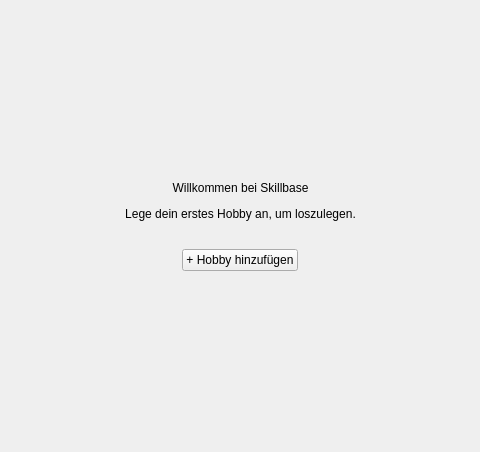
Old version of the form resources/mainwindow.ui in the repository ItsDylan255/Skillbase; both pictures show x 416 to 896 and y 154 to 606 of the 1110 by 782 pixel window.
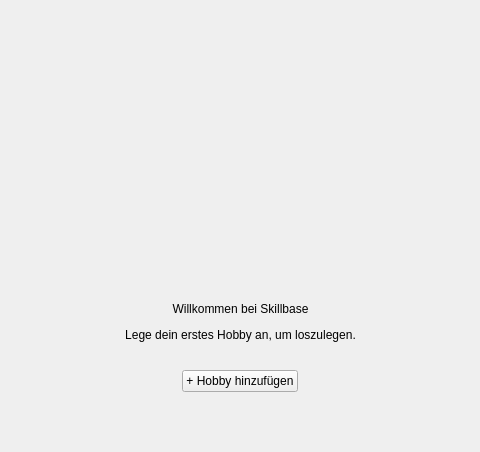
New version of the form. The open tabs and pages were chosen to show the change. Custom widgets are drawn as their Qt base class.

Diff of the .ui file:
```diff
--- a/resources/mainwindow.ui
+++ b/resources/mainwindow.ui
@@ -149,6 +149,44 @@
              </property>
             </spacer>
            </item>
+           <item alignment="Qt::AlignmentFlag::AlignHCenter">
+            <widget class="LogoWidget" name="dashboardLogoWidget" native="true">
+             <property name="sizePolicy">
+              <sizepolicy hsizetype="Fixed" vsizetype="Fixed">
+               <horstretch>0</horstretch>
+               <verstretch>0</verstretch>
+              </sizepolicy>
+             </property>
+             <property name="minimumSize">
+              <size>
+               <width>280</width>
+               <height>218</height>
+              </size>
+             </property>
+             <property name="maximumSize">
+              <size>
+               <width>280</width>
+               <height>218</height>
+              </size>
+             </property>
+            </widget>
+           </item>
+           <item>
+            <spacer name="dashboardWelcomeLogoSpacer">
+             <property name="orientation">
+              <enum>Qt::Orientation::Vertical</enum>
+             </property>
+             <property name="sizeType">
+              <enum>QSizePolicy::Policy::Fixed</enum>
+             </property>
+             <property name="sizeHint" stdset="0">
+              <size>
+               <width>0</width>
+               <height>12</height>
+              </size>
+             </property>
+            </spacer>
+           </item>
            <item>
             <widget class="QLabel" name="dashboardWelcomeTitleLabel">
              <property name="text">
@@ -3893,6 +3931,12 @@
    <header location="global">roadmapminitreewidget.h</header>
    <container>1</container>
   </customwidget>
+  <customwidget>
+   <class>LogoWidget</class>
+   <extends>QWidget</extends>
+   <header location="global">logowidget.h</header>
+   <container>1</container>
+  </customwidget>
  </customwidgets>
  <resources/>
  <connections/>
```
